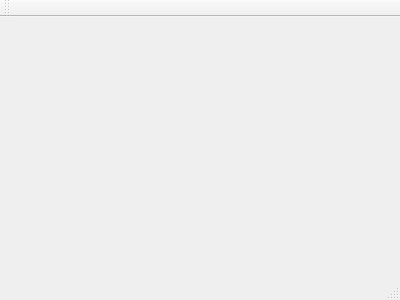
First picture: the form in mainwindow.ui, repository andrejj7771/TaskManagerUbuntu, before the edit.
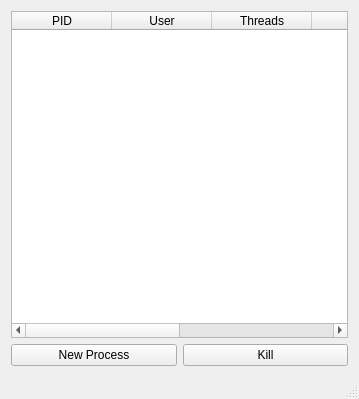
Second picture: the form after the edit.

Patch:
```diff
--- a/mainwindow.ui
+++ b/mainwindow.ui
@@ -1,24 +1,76 @@
 <ui version="4.0">
  <class>MainWindow</class>
- <widget class="QMainWindow" name="MainWindow" >
-  <property name="geometry" >
+ <widget class="QMainWindow" name="MainWindow">
+  <property name="geometry">
    <rect>
     <x>0</x>
     <y>0</y>
-    <width>400</width>
-    <height>300</height>
+    <width>359</width>
+    <height>399</height>
    </rect>
   </property>
   <property name="windowTitle" >
    <string>MainWindow</string>
   </property>
-  <widget class="QMenuBar" name="menuBar" />
-  <widget class="QToolBar" name="mainToolBar" />
-  <widget class="QWidget" name="centralWidget" />
-  <widget class="QStatusBar" name="statusBar" />
+  <widget class="QWidget" name="centralWidget">
+   <layout class="QGridLayout" name="gridLayout">
+    <item row="0" column="0">
+     <widget class="QTableWidget" name="processTable">
+      <column>
+       <property name="text">
+        <string>PID</string>
+       </property>
+      </column>
+      <column>
+       <property name="text">
+        <string>User</string>
+       </property>
+      </column>
+      <column>
+       <property name="text">
+        <string>Threads</string>
+       </property>
+      </column>
+      <column>
+       <property name="text">
+        <string>MEM</string>
+       </property>
+      </column>
+      <column>
+       <property name="text">
+        <string>CPU</string>
+       </property>
+      </column>
+      <column>
+       <property name="text">
+        <string>Command</string>
+       </property>
+      </column>
+     </widget>
+    </item>
+    <item row="1" column="0">
+     <layout class="QHBoxLayout" name="horizontalLayout">
+      <item>
+       <widget class="QPushButton" name="newButton">
+        <property name="text">
+         <string>New Process</string>
+        </property>
+       </widget>
+      </item>
+      <item>
+       <widget class="QPushButton" name="killPutton">
+        <property name="text">
+         <string>Kill</string>
+        </property>
+       </widget>
+      </item>
+     </layout>
+    </item>
+   </layout>
+  </widget>
+  <widget class="QStatusBar" name="statusBar"/>
  </widget>
- <layoutDefault spacing="6" margin="11" />
- <pixmapfunction></pixmapfunction>
+ <layoutdefault spacing="6" margin="11"/>
  <resources/>
  <connections/>
 </ui>
```
Left out of the diff: 3 changed lines with no effect on the pictures.
